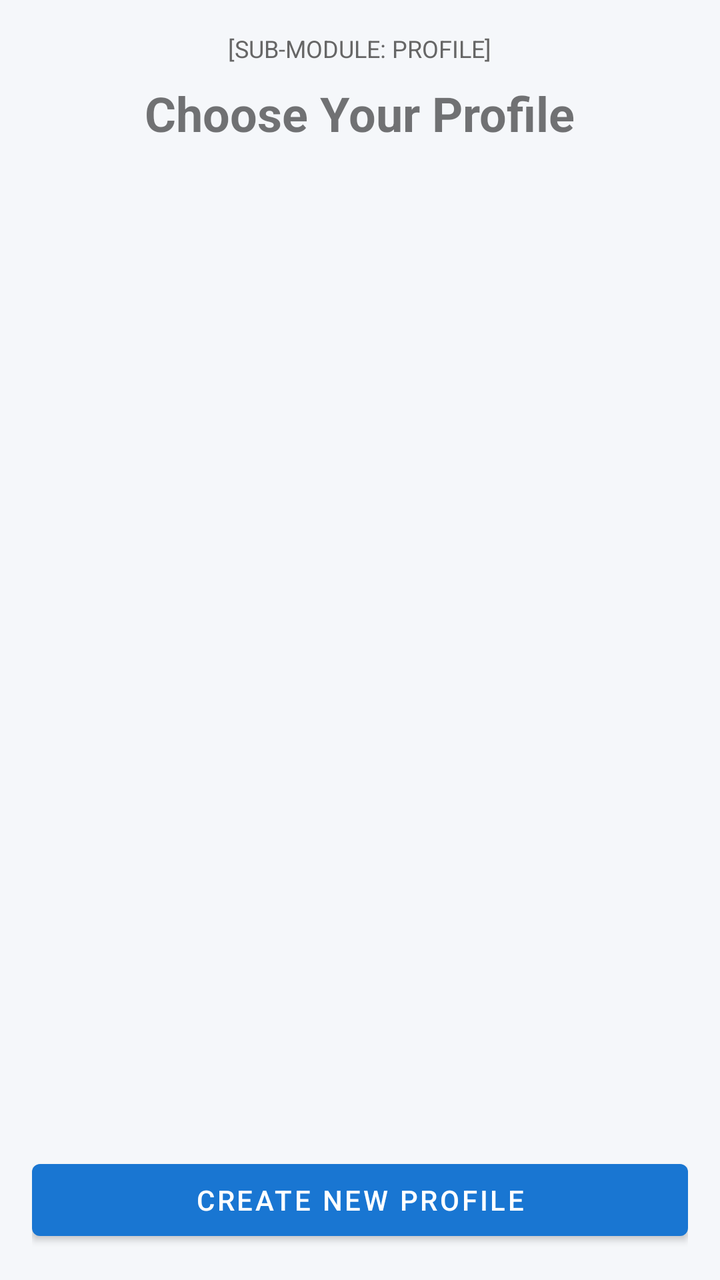
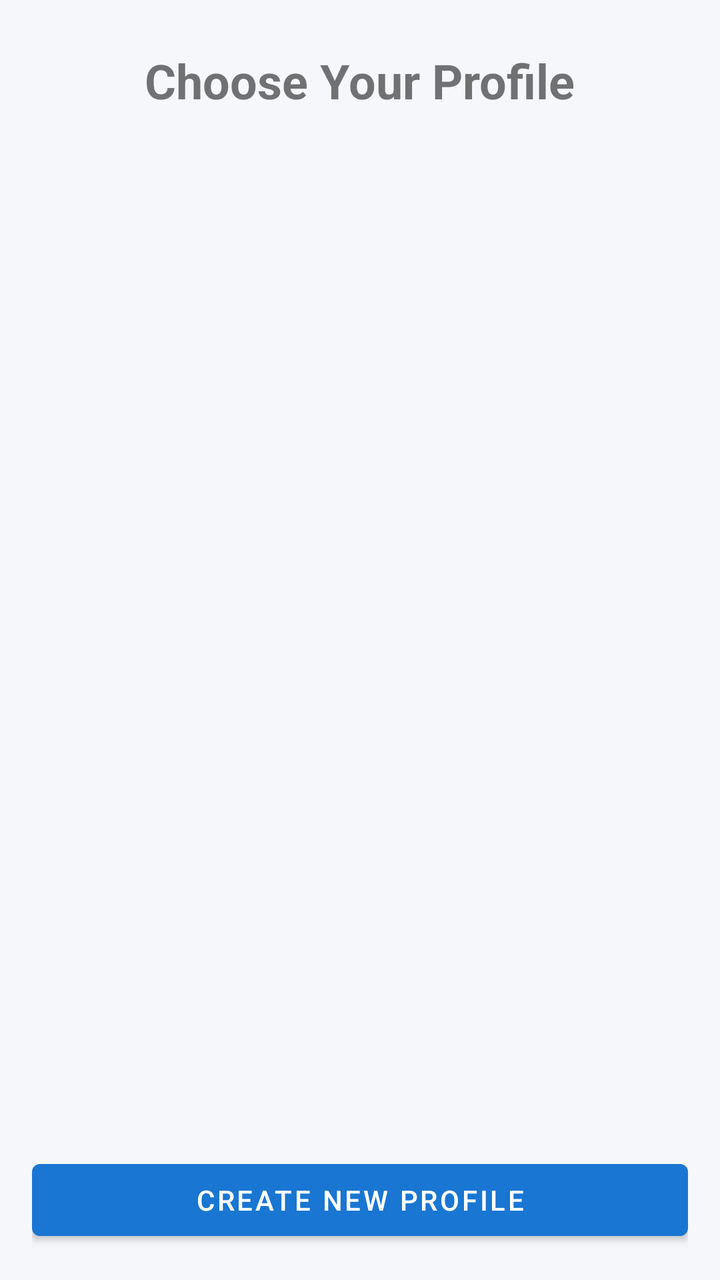

The first picture is an Android layout as it rendered before a commit; the second is the same layout after the commit. The layout source and the unified diff follow.
<!-- AndroidManifest.xml: application theme Theme.BoardExamReviewer -->
<!-- res/layout/fragment_profile.xml -->
<?xml version="1.0" encoding="utf-8"?>
<LinearLayout xmlns:android="http://schemas.android.com/apk/res/android"
    xmlns:app="http://schemas.android.com/apk/res-auto"
    android:layout_width="match_parent"
    android:layout_height="match_parent"
    android:orientation="vertical"
    android:padding="16dp">

    <TextView
        android:layout_width="wrap_content"
        android:layout_height="wrap_content"
        android:text="[SUB-MODULE: PROFILE]"
        android:textSize="12sp"
        android:textColor="#666666"
        android:layout_gravity="center_horizontal" />

    <TextView
        android:layout_width="wrap_content"
        android:layout_height="wrap_content"
        android:text="Choose Your Profile"
        android:textSize="24sp"
        android:textStyle="bold"
        android:layout_marginTop="8dp"
        android:layout_gravity="center_horizontal" />

    <androidx.recyclerview.widget.RecyclerView
        android:id="@+id/rv_profiles"
        android:layout_width="match_parent"
        android:layout_height="0dp"
        android:layout_weight="1"
        android:layout_marginTop="16dp" />

    <com.google.android.material.button.MaterialButton
        android:id="@+id/btn_add_profile"
        android:layout_width="match_parent"
        android:layout_height="wrap_content"
        android:text="Create New Profile"
        android:layout_marginTop="16dp" />

</LinearLayout>
<!-- resources referenced by this layout -->
<resources>
  <style name="Theme.BoardExamReviewer" parent="Theme.MaterialComponents.Light.NoActionBar">
          
          <item name="colorPrimary">@color/primary_blue</item>
          <item name="colorPrimaryVariant">@color/primary_dark_blue</item>
          <item name="colorOnPrimary">@color/white</item>
          
          <item name="colorSecondary">@color/primary_light_blue</item>
          <item name="colorSecondaryVariant">@color/primary_blue</item>
          <item name="colorOnSecondary">@color/text_deep_blue</item>
          
          <item name="android:statusBarColor">@color/primary_dark_blue</item>
          
          <item name="android:windowBackground">@color/background_white</item>
      </style>
  <color name="primary_blue">#1976D2</color>
  <color name="primary_dark_blue">#0D47A1</color>
  <color name="white">#FFFFFF</color>
  <color name="primary_light_blue">#BBDEFB</color>
  <color name="text_deep_blue">#1A237E</color>
  <color name="background_white">#F5F7FA</color>
</resources>

<!-- the commit's change to res/layout/fragment_profile.xml (unified diff, before → after) -->
@@ -5,14 +5,6 @@
     android:layout_height="match_parent"
     android:orientation="vertical"
     android:padding="16dp">
-
-    <TextView
-        android:layout_width="wrap_content"
-        android:layout_height="wrap_content"
-        android:text="[SUB-MODULE: PROFILE]"
-        android:textSize="12sp"
-        android:textColor="#666666"
-        android:layout_gravity="center_horizontal" />
 
     <TextView
         android:layout_width="wrap_content"
